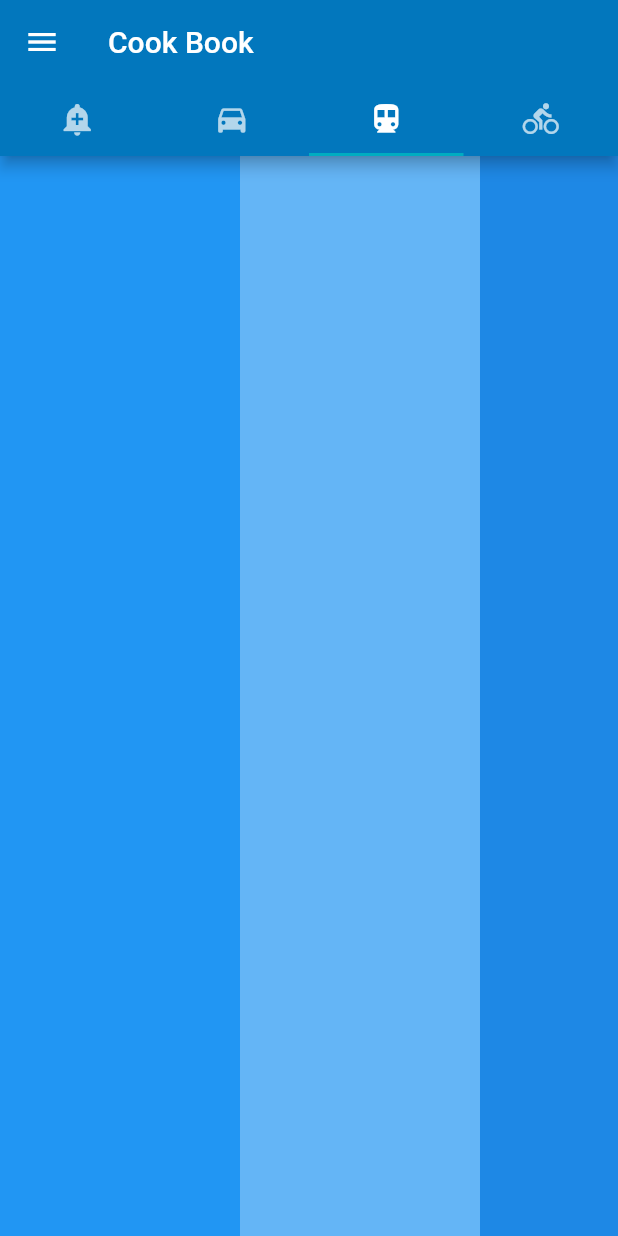
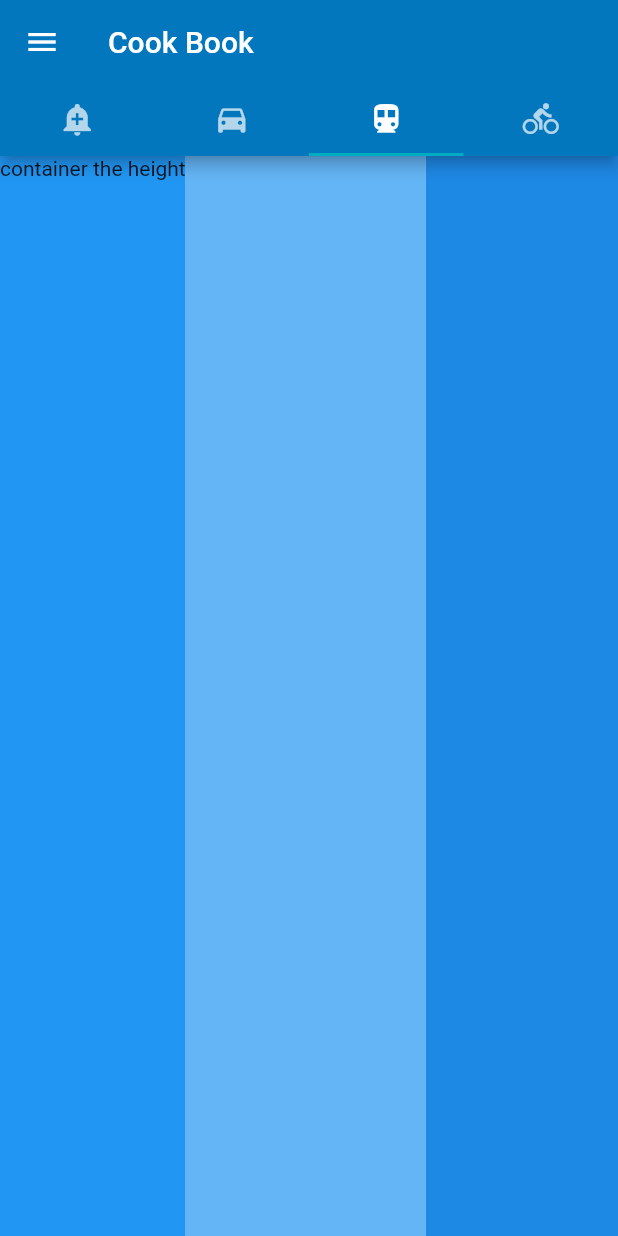
Before and after one commit to javyliu/flutter_cookbook, a Flutter app: the screen it shows after launch, tab 3 chosen, on a phone screen of 412 x 824 dp. Run offline on Flutter 3.47's test engine with Material 2 defaults, Android fonts, the light colour scheme and no system bars; our stand-ins replace transparent_image; Roboto replaces fonts that are missing (Georgia, Hind).

Commit message:
updat files

```diff
--- a/lib/widgets/form_validation.dart
+++ b/lib/widgets/form_validation.dart
@@ -61,6 +61,7 @@ class _MyFormState extends State<MyForm> {
               return null;
             },
             focusNode: myFodusNode,
+            autovalidateMode: AutovalidateMode.onUserInteraction,
             controller: myController,
             // onChanged: (value) {
             //   print("First text field: $value");
--- a/lib/widgets/menu_list.dart
+++ b/lib/widgets/menu_list.dart
@@ -36,6 +36,7 @@ class MenuList extends StatelessWidget {
         key: _globalKey,
         // body: DisSnackBar(snackBar: snackBar),
         body: TabBarView(
+
           children: [
             Center(
               child: RaisedButton(
@@ -61,13 +62,12 @@ class MenuList extends StatelessWidget {
               ],
             ),
             Container(
-              height: 200.0,
               child: ListView(
                 scrollDirection: Axis.horizontal,
                 children: [
                   Container(
-                    width: 160,
                     color: Colors.blue,
+                    child: Text("container the height"),
                   ),
                   Container(
                     width: 160,
```
